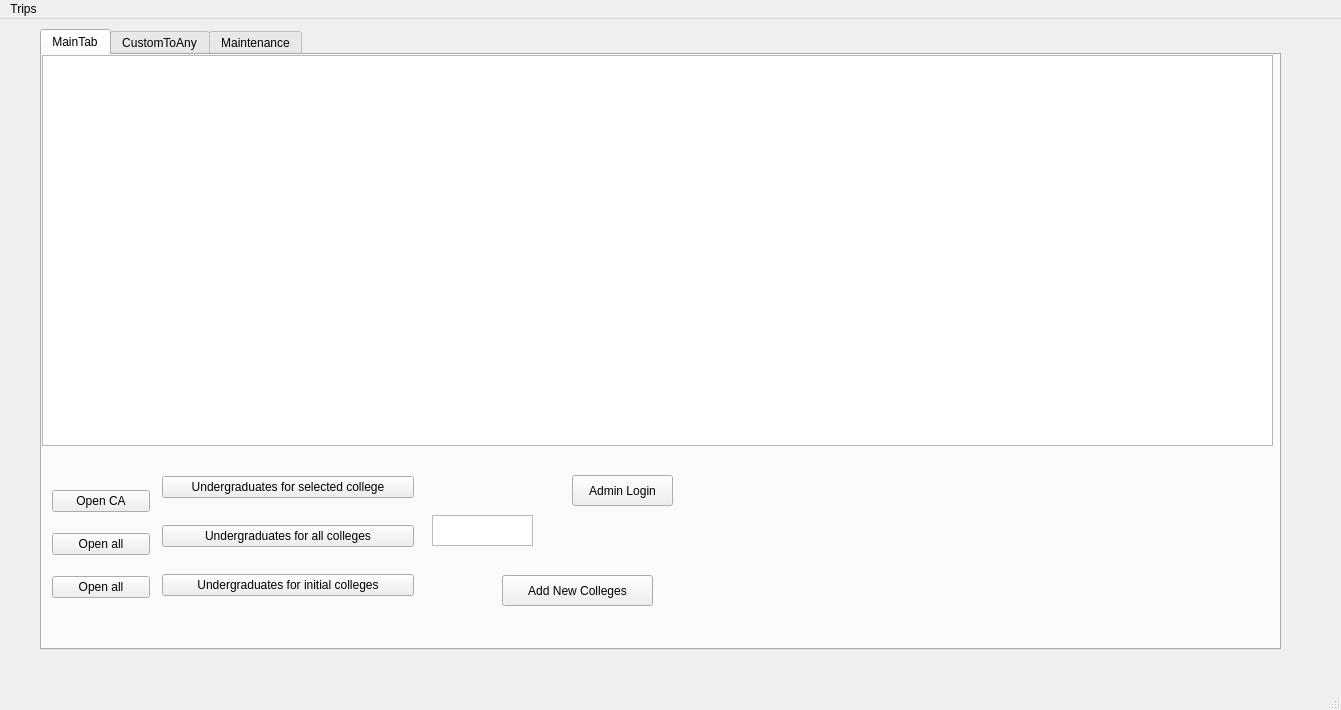
Old version of the form CollegeTouring/mainwindow.ui in the repository Savant-sys/College-Touring.
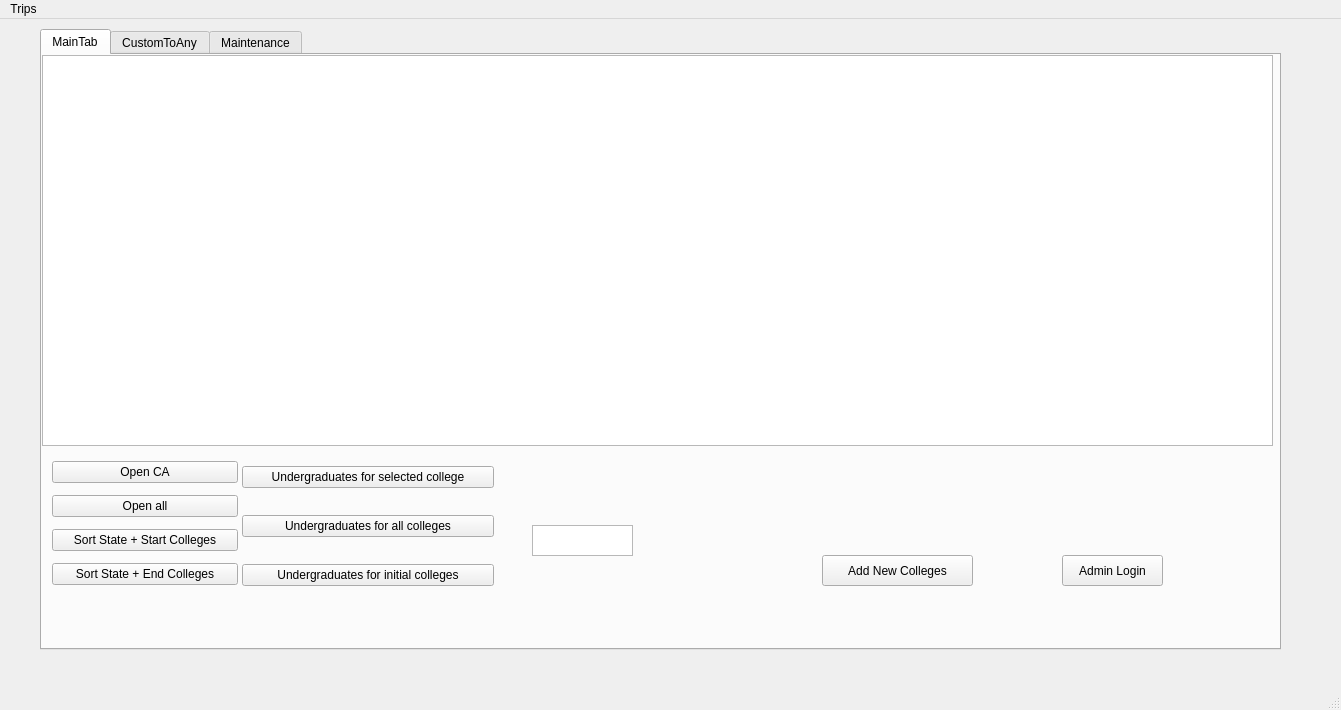
New version of the form.

The edit to the form file:
```diff
--- a/CollegeTouring/mainwindow.ui
+++ b/CollegeTouring/mainwindow.ui
@@ -54,8 +54,8 @@
         <property name="geometry">
          <rect>
           <x>10</x>
-          <y>420</y>
-          <width>98</width>
+          <y>400</y>
+          <width>186</width>
           <height>139</height>
          </rect>
         </property>
@@ -77,7 +77,14 @@
          <item>
           <widget class="QPushButton" name="openAll_2">
            <property name="text">
-            <string>Open all</string>
+            <string>Sort State + Start Colleges</string>
+           </property>
+          </widget>
+         </item>
+         <item>
+          <widget class="QPushButton" name="sortStateEnd">
+           <property name="text">
+            <string>Sort State + End Colleges</string>
            </property>
           </widget>
          </item>
@@ -86,8 +93,8 @@
        <widget class="QWidget" name="layoutWidget">
         <property name="geometry">
          <rect>
-          <x>120</x>
-          <y>400</y>
+          <x>200</x>
+          <y>390</y>
           <width>252</width>
           <height>165</height>
          </rect>
@@ -119,8 +126,8 @@
        <widget class="QTextBrowser" name="textBrowser">
         <property name="geometry">
          <rect>
-          <x>390</x>
-          <y>460</y>
+          <x>490</x>
+          <y>470</y>
           <width>101</width>
           <height>31</height>
          </rect>
@@ -135,8 +142,8 @@
        <widget class="QPushButton" name="adminPop">
         <property name="geometry">
          <rect>
-          <x>530</x>
-          <y>420</y>
+          <x>1020</x>
+          <y>500</y>
           <width>101</width>
           <height>31</height>
          </rect>
@@ -148,8 +155,8 @@
        <widget class="QPushButton" name="pushButton_1">
         <property name="geometry">
          <rect>
-          <x>460</x>
-          <y>520</y>
+          <x>780</x>
+          <y>500</y>
           <width>151</width>
           <height>31</height>
          </rect>
```
Left out of the diff: 4 changed lines with no effect on the pictures.
